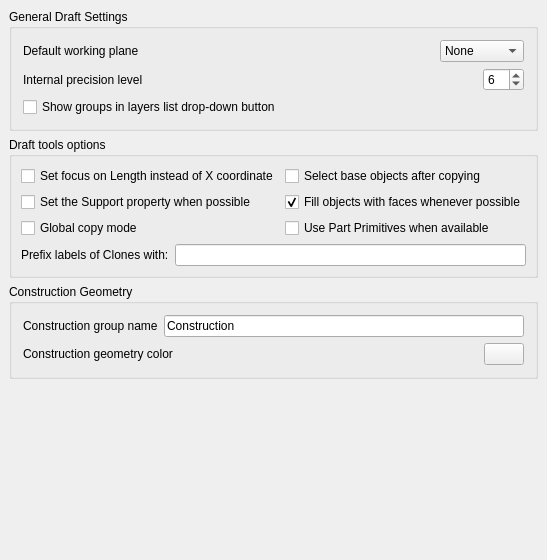
Old version of the form src/Mod/Draft/Resources/ui/preferences-draft.ui in the repository southseact-3d/fcd.
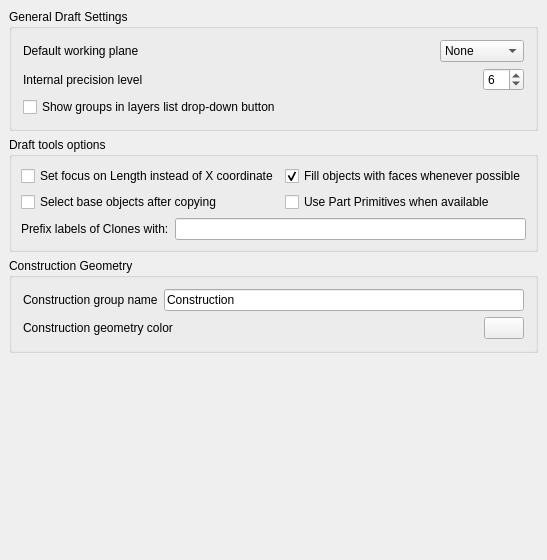
New version of the form. Custom widgets are drawn as their Qt base class.

Commit message:
Draft: prefs: remove copymode, useSupport no longer via UI
This PR removes the copymode (Global copy mode) preference.

Forum topic:
https://forum.freecad.org/viewtopic.php?t=82679

Additionally useSupport is removed from preferences-draft.ui, turning it into a fine-tuning preference. Use of this feature is rare and may not be supported in the future. No need to present this preference to new users in the UI.

Forum topic:
https://forum.freecad.org/viewtopic.php?t=80689

The edit to the form file:
```diff
--- a/src/Mod/Draft/Resources/ui/preferences-draft.ui
+++ b/src/Mod/Draft/Resources/ui/preferences-draft.ui
@@ -189,39 +189,6 @@
          </widget>
         </item>
         <item row="0" column="1">
-         <widget class="Gui::PrefCheckBox" name="gui::prefcheckbox_3">
-          <property name="toolTip">
-           <string>Normally, after copying objects, the copies get selected.
-If this option is checked, the base objects will be selected instead.</string>
-          </property>
-          <property name="text">
-           <string>Select base objects after copying</string>
-          </property>
-          <property name="prefEntry" stdset="0">
-           <cstring>selectBaseObjects</cstring>
-          </property>
-          <property name="prefPath" stdset="0">
-           <cstring>Mod/Draft</cstring>
-          </property>
-         </widget>
-        </item>
-        <item row="1" column="0">
-         <widget class="Gui::PrefCheckBox" name="checkBox_2">
-          <property name="toolTip">
-           <string>If this option is set, when creating Draft objects on top of an existing face of another object, the "Support" property of the Draft object will be set to the base object. This was the standard behaviour before FreeCAD 0.19</string>
-          </property>
-          <property name="text">
-           <string>Set the Support property when possible</string>
-          </property>
-          <property name="prefEntry" stdset="0">
-           <cstring>useSupport</cstring>
-          </property>
-          <property name="prefPath" stdset="0">
-           <cstring>Mod/Draft</cstring>
-          </property>
-         </widget>
-        </item>
-        <item row="1" column="1">
          <widget class="Gui::PrefCheckBox" name="gui::prefcheckbox_6">
           <property name="toolTip">
            <string>If this is checked, objects will appear as filled by default.
@@ -241,17 +208,14 @@
           </property>
          </widget>
         </item>
-        <item row="2" column="0">
-         <widget class="Gui::PrefCheckBox" name="gui::prefcheckbox_5">
+        <item row="1" column="0">
+         <widget class="Gui::PrefCheckBox" name="gui::prefcheckbox_3">
           <property name="toolTip">
            <string>If this is checked, copy mode will be kept across command,
 otherwise commands will always start in no-copy mode</string>
           </property>
           <property name="text">
-           <string>Global copy mode</string>
-          </property>
-          <property name="checked">
-           <bool>false</bool>
+           <string>Select base objects after copying</string>
           </property>
           <property name="prefEntry" stdset="0">
            <cstring>copymode</cstring>
@@ -261,7 +225,7 @@
           </property>
          </widget>
         </item>
-        <item row="2" column="1">
+        <item row="1" column="1">
          <widget class="Gui::PrefCheckBox" name="gui::prefcheckbox_13">
           <property name="toolTip">
            <string>Force Draft Tools to create Part primitives instead of Draft objects.
```
Left out of the diff: 6 changed lines with no effect on the pictures. The commit also changes 1 other file.
